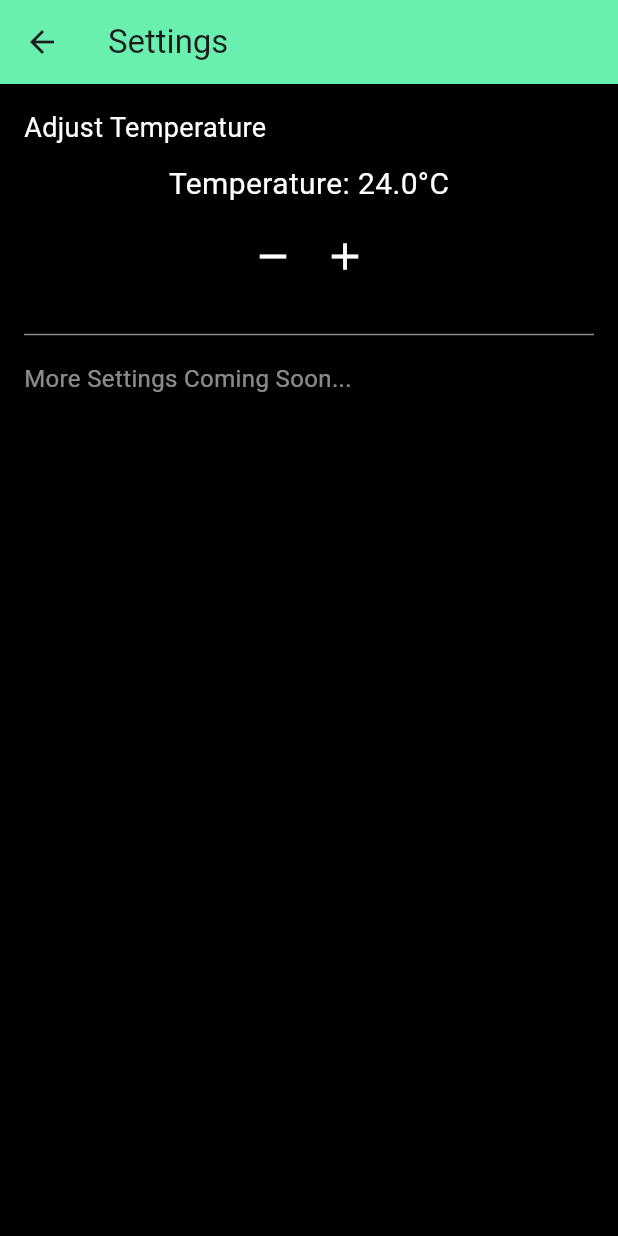
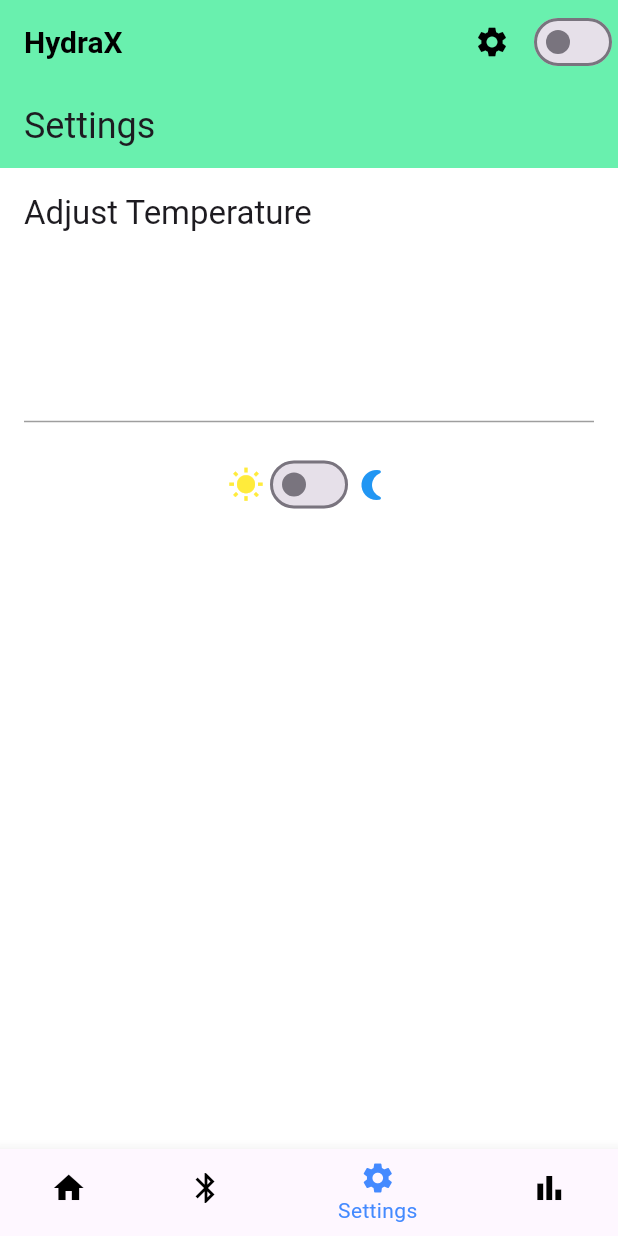
Before and after one commit to sivaprakasam-07/HydraX, a Flutter app: the screen it shows after launch, item 3 of the bottom bar chosen, after a tap on the "remove" icon, on a phone screen of 412 x 824 dp. Run offline on Flutter 3.47's test engine with Material 3 defaults, Android fonts, the phone set to English and light mode, and no system bars; our stand-ins replace fl_chart, flutter_blue_plus.

Commit message:
enhanced dark mode and light mode added some extra features like analysis and other things

```diff
--- a/lib/core/theme.dart
+++ b/lib/core/theme.dart
@@ -0,0 +1,59 @@
+import 'package:flutter/material.dart';
+
+class AppTheme {
+  // ✅ Light Theme
+  static final ThemeData lightTheme = ThemeData(
+    brightness: Brightness.light,
+    primaryColor: Colors.greenAccent,
+    scaffoldBackgroundColor: Colors.white,
+    appBarTheme: AppBarTheme(
+      color: Colors.greenAccent,
+      iconTheme: IconThemeData(color: Colors.black),
+      titleTextStyle: TextStyle(
+        color: Colors.black,
+        fontSize: 20,
+        fontWeight: FontWeight.bold,
+      ),
+    ),
+    textTheme: TextTheme(
+      headlineLarge: TextStyle(fontSize: 28, fontWeight: FontWeight.bold, color: Colors.black),
+      bodyLarge: TextStyle(fontSize: 16, color: Colors.black87),
+    ),
+    elevatedButtonTheme: ElevatedButtonThemeData(
+      style: ElevatedButton.styleFrom(
+        backgroundColor: Colors.greenAccent,
+        foregroundColor: Colors.black,
+        shape: RoundedRectangleBorder(borderRadius: BorderRadius.circular(10)),
+        padding: EdgeInsets.symmetric(horizontal: 20, vertical: 12),
+      ),
+    ),
+  );
+
+  // ✅ Dark Theme
+  static final ThemeData darkTheme = ThemeData(
+    brightness: Brightness.dark,
+    primaryColor: Colors.greenAccent,
+    scaffoldBackgroundColor: Colors.black,
+    appBarTheme: AppBarTheme(
+      color: Colors.greenAccent,
+      iconTheme: IconThemeData(color: Colors.white),
+      titleTextStyle: TextStyle(
+        color: Colors.black,
+        fontSize: 20,
+        fontWeight: FontWeight.bold,
+      ),
+    ),
+    textTheme: TextTheme(
+      headlineLarge: TextStyle(fontSize: 28, fontWeight: FontWeight.bold, color: Colors.white),
+      bodyLarge: TextStyle(fontSize: 16, color: Colors.white70),
+    ),
+    elevatedButtonTheme: ElevatedButtonThemeData(
+      style: ElevatedButton.styleFrom(
+        backgroundColor: Colors.greenAccent,
+        foregroundColor: Colors.black,
+        shape: RoundedRectangleBorder(borderRadius: BorderRadius.circular(10)),
+        padding: EdgeInsets.symmetric(horizontal: 20, vertical: 12),
+      ),
+    ),
+  );
+}
--- a/lib/main.dart
+++ b/lib/main.dart
@@ -1,19 +1,28 @@
 import 'package:flutter/material.dart';
+import 'package:provider/provider.dart';
+import 'providers/theme_provider.dart';
 import 'ui/screens/home_screen.dart';
-import 'ui/screens/settings_screen.dart';
-import './ui/widgets/temperature_control.dart';
-
 
 void main() {
-  runApp(HydraXApp());
+  runApp(
+    ChangeNotifierProvider(
+      create: (_) => ThemeProvider(),
+      child: MyApp(),
+    ),
+  );
 }
 
-class HydraXApp extends StatelessWidget {
+class MyApp extends StatelessWidget {
   @override
   Widget build(BuildContext context) {
-    return MaterialApp(
-      debugShowCheckedModeBanner: false,
-      home: HomeScreen(),
+    return Consumer<ThemeProvider>(
+      builder: (context, themeProvider, child) {
+        return MaterialApp(
+          debugShowCheckedModeBanner: false, // Disable debug banner
+          theme: themeProvider.themeData,
+          home: HomeScreen(),
+        );
+      },
     );
   }
 }
--- /dev/null
+++ b/lib/providers/theme_provider.dart
@@ -0,0 +1,15 @@
+import 'package:flutter/material.dart';
+import '../core/theme.dart'; // Import your theme file
+
+class ThemeProvider with ChangeNotifier {
+  ThemeData _themeData = AppTheme.lightTheme; // Default: Light Mode
+
+  ThemeData get themeData => _themeData;
+
+  bool get isDarkMode => _themeData == AppTheme.darkTheme;
+
+  void toggleTheme() {
+    _themeData = isDarkMode ? AppTheme.lightTheme : AppTheme.darkTheme;
+    notifyListeners(); // Notify UI to rebuild
+  }
+}
--- a/lib/ui/screens/home_screen.dart
+++ b/lib/ui/screens/home_screen.dart
@@ -1,8 +1,11 @@
 import 'package:flutter/material.dart';
+import 'package:provider/provider.dart';
 import '../widgets/battery_status.dart';
+import '../widgets/hydration_chart.dart';
 import 'settings_screen.dart';
 import 'bluetooth_screen.dart';
 import '../../services/bluetooth_service.dart';
+import '../../providers/theme_provider.dart';
 import 'dart:async';
 
 class HomeScreen extends StatefulWidget {
@@ -19,9 +22,9 @@
   bool _isBluetoothConnected = false;
   late AnimationController _waveController;
   Timer? _chargingTimer;
-  Timer? _bluetoothReconnectTimer; // 🔥 Auto-reconnect Timer
+  Timer? _bluetoothReconnectTimer;
 
-  int _selectedIndex = 0; // For bottom navigation
+  int _selectedIndex = 0;
 
   @override
   void initState() {
@@ -31,14 +34,14 @@
       duration: Duration(seconds: 2),
     )..repeat(reverse: true);
 
-    _connectAndMonitorBluetooth(); // 🔵 Start Bluetooth Connection
+    _connectAndMonitorBluetooth();
   }
 
   @override
   void dispose() {
     _waveController.dispose();
     _chargingTimer?.cancel();
-    _bluetoothReconnectTimer?.cancel(); // Stop auto-reconnect timer
+    _bluetoothReconnectTimer?.cancel();
     super.dispose();
   }
 
@@ -86,7 +89,6 @@
     });
   }
 
-  // ✅ Auto-connect & monitor Bluetooth stability
   Future<void> _connectAndMonitorBluetooth() async {
     var devices = await _bluetoothService.scanForDevices();
     if (devices.isNotEmpty) {
@@ -96,16 +98,15 @@
       });
 
       if (isConnected) {
-        _updateBluetoothData(); // Start receiving data
+        _updateBluetoothData();
       } else {
-        _scheduleReconnect(); // 🔥 If not connected, schedule a retry
+        _scheduleReconnect();
       }
     } else {
-      _scheduleReconnect(); // 🔥 Retry if no devices found
+      _scheduleReconnect();
     }
   }
 
-  // ✅ Keep receiving temperature & battery data
   Future<void> _updateBluetoothData() async {
     while (_isBluetoothConnected) {
       double? temp = await _bluetoothService.readTemperature();
@@ -116,23 +117,21 @@
         if (battery != null) _batteryLevel = battery.toDouble();
       });
 
-      await Future.delayed(Duration(seconds: 3)); // Fetch new data every 3 sec
+      await Future.delayed(Duration(seconds: 3));
 
-      // 🔥 Check if still connected
       bool stillConnected = await _bluetoothService.isConnected();
       if (!stillConnected) {
         setState(() {
           _isBluetoothConnected = false;
         });
-        _scheduleReconnect(); // 🔥 Auto-reconnect if lost
+        _scheduleReconnect();
         break;
       }
     }
   }
 
-  // 🔥 Auto-reconnect mechanism (tries every 5 sec)
   void _scheduleReconnect() {
-    _bluetoothReconnectTimer?.cancel(); // Stop previous timer
+    _bluetoothReconnectTimer?.cancel();
     _bluetoothReconnectTimer = Timer(Duration(seconds: 5), () {
       if (!_isBluetoothConnected) {
         print("🔄 Reconnecting to Bluetooth...");
@@ -145,30 +144,31 @@
     setState(() {
       _selectedIndex = index;
     });
-
-    if (index == 1) {
-      Navigator.push(
-        context,
-        MaterialPageRoute(builder: (context) => BluetoothScreen()),
-      );
-    } else if (index == 2) {
-      Navigator.push(
-        context,
-        MaterialPageRoute(builder: (context) => SettingsScreen()),
-      );
-    }
   }
 
   @override
   Widget build(BuildContext context) {
+    var themeProvider = Provider.of<ThemeProvider>(context);
+    bool isDarkMode = themeProvider.isDarkMode;
+
+    List<Widget> _screens = [
+      _buildHomeScreen(),
+      BluetoothScreen(),
+      SettingsScreen(),
+      HydrationChart(),
+    ];
+
     return Scaffold(
-      backgroundColor: Colors.black,
+      backgroundColor: Theme.of(context).scaffoldBackgroundColor,
       appBar: AppBar(
-        title: Text('HydraX'),
-        backgroundColor: Colors.greenAccent,
+        title: Text(
+          'HydraX',
+          style: TextStyle(color: isDarkMode ? Colors.white : Colors.black),
+        ),
+        backgroundColor: Theme.of(context).primaryColor,
         actions: [
           IconButton(
-            icon: Icon(Icons.settings, color: Colors.white),
+            icon: Icon(Icons.settings, color: isDarkMode ? Colors.white : Colors.black),
             onPressed: () {
               Navigator.push(
                 context,
@@ -176,74 +176,95 @@
               );
             },
           ),
+          Switch(
+            value: isDarkMode,
+            onChanged: (value) {
+              themeProvider.toggleTheme();
+            },
+          ),
         ],
       ),
-      body: Center(
+      body: _screens[_selectedIndex],
+
+      bottomNavigationBar: BottomNavigationBar(
+        backgroundColor: Theme.of(context).primaryColor,
+        selectedItemColor: isDarkMode ? Colors.cyanAccent : Colors.blueAccent,
+        unselectedItemColor: isDarkMode ? Colors.grey : Colors.black,
+        currentIndex: _selectedIndex,
+        onTap: _onNavBarTapped,
+        items: [
+          BottomNavigationBarItem(icon: Icon(Icons.home), label: "Home"),
+          BottomNavigationBarItem(icon: Icon(Icons.bluetooth), label: "Bluetooth"),
+          BottomNavigationBarItem(icon: Icon(Icons.settings), label: "Settings"),
+          BottomNavigationBarItem(icon: Icon(Icons.bar_chart), label: "Hydration"),
+        ],
+      ),
+    );
+  }
+
+  Widget _buildHomeScreen() {
+    bool isDarkMode = Theme.of(context).brightness == Brightness.dark;
+
+    return Center(
       child: Column(
         mainAxisAlignment: MainAxisAlignment.center,
         children: [
           Text(
             'HydraX',
             style: TextStyle(
-                fontSize: 28,
+              fontSize: 24,
               fontWeight: FontWeight.bold,
-                color: Colors.white,
+              color: isDarkMode ? Colors.white : Colors.black,
             ),
           ),
           SizedBox(height: 20),
-
           BatteryStatus(
             batteryLevel: _batteryLevel,
             isCharging: _isCharging,
             waveController: _waveController,
+            textColor: isDarkMode ? Colors.white : Colors.black, // ✅ Battery % Fix
           ),
-
           SizedBox(height: 10),
-
           ElevatedButton(
             onPressed: _toggleCharging,
             child: Text(_isCharging ? "Stop Charging" : "Start Charging"),
             style: ElevatedButton.styleFrom(
-                backgroundColor: Colors.blueAccent,
+              backgroundColor: isDarkMode ? Colors.grey[700] : Colors.blueAccent,
               foregroundColor: Colors.white,
             ),
           ),
-
           SizedBox(height: 20),
           Text(
             'Temperature: ${_currentTemperature.toStringAsFixed(1)}°C',
-              style: TextStyle(fontSize: 20, color: Colors.white),
+            style: TextStyle(
+              fontSize: 20,
+              color: isDarkMode ? Colors.white70 : Colors.black,
+            ),
           ),
           SizedBox(height: 10),
-
           Row(
             mainAxisAlignment: MainAxisAlignment.center,
             children: [
               IconButton(
-                  icon: Icon(Icons.remove, size: 30, color: Colors.white),
+                icon: Icon(Icons.remove, size: 30, color: isDarkMode ? Colors.white70 : Colors.black),
                 onPressed: _decreaseTemperature,
               ),
               IconButton(
-                  icon: Icon(Icons.add, size: 30, color: Colors.white),
+                icon: Icon(Icons.add, size: 30, color: isDarkMode ? Colors.white70 : Colors.black),
                 onPressed: _increaseTemperature,
               ),
             ],
           ),
-          ],
+          SizedBox(height: 20),
+          ElevatedButton(
+            onPressed: _connectAndMonitorBluetooth,
+            child: Text("Connect Bluetooth"),
+            style: ElevatedButton.styleFrom(
+              backgroundColor: isDarkMode ? Colors.tealAccent[700] : Colors.greenAccent,
+              foregroundColor: isDarkMode ? Colors.black : Colors.white,
+              padding: EdgeInsets.symmetric(horizontal: 20, vertical: 12),
             ),
           ),
-
-      // 📌 Bottom Navigation Bar
-      bottomNavigationBar: BottomNavigationBar(
-        backgroundColor: Colors.greenAccent,
-        selectedItemColor: Colors.white,
-        unselectedItemColor: Colors.black,
-        currentIndex: _selectedIndex,
-        onTap: _onNavBarTapped,
-        items: [
-          BottomNavigationBarItem(icon: Icon(Icons.home), label: "Home"),
-          BottomNavigationBarItem(icon: Icon(Icons.bluetooth), label: "Bluetooth"),
-          BottomNavigationBarItem(icon: Icon(Icons.settings), label: "Settings"),
         ],
       ),
     );
--- a/lib/ui/screens/settings_screen.dart
+++ b/lib/ui/screens/settings_screen.dart
@@ -1,4 +1,6 @@
 import 'package:flutter/material.dart';
+import 'package:provider/provider.dart';
+import '../../providers/theme_provider.dart';
 import '../widgets/temperature_control.dart';
 
 class SettingsScreen extends StatefulWidget {
@@ -23,11 +25,16 @@
 
   @override
   Widget build(BuildContext context) {
+    var themeProvider = Provider.of<ThemeProvider>(context);
+
     return Scaffold(
-      backgroundColor: Colors.black, // Dark theme background
+      backgroundColor: Theme.of(context).scaffoldBackgroundColor,
       appBar: AppBar(
-        title: Text('Settings'),
-        backgroundColor: Colors.greenAccent, // Themed color
+        title: Text(
+          'Settings',
+          style: Theme.of(context).textTheme.headlineSmall, // Ensure text color adapts to theme
+        ),
+        backgroundColor: Theme.of(context).primaryColor,
       ),
       body: Padding(
         padding: const EdgeInsets.all(16.0),
@@ -36,7 +43,7 @@
           children: [
             Text(
               'Adjust Temperature',
-              style: TextStyle(fontSize: 18, color: Colors.white),
+              style: Theme.of(context).textTheme.titleLarge, // Ensure text color adapts to theme
             ),
             SizedBox(height: 10),
             TemperatureControl(
@@ -45,11 +52,20 @@
               onDecrease: _decreaseTemperature,
             ),
             SizedBox(height: 20),
-            Divider(color: Colors.white54),
+            Divider(color: Colors.grey),
             SizedBox(height: 10),
-            Text(
-              'More Settings Coming Soon...',
-              style: TextStyle(fontSize: 16, color: Colors.white54),
+            Row(
+              mainAxisAlignment: MainAxisAlignment.center,
+              children: [
+                Icon(Icons.wb_sunny, color: Colors.yellow),
+                Switch(
+                  value: themeProvider.isDarkMode,
+                  onChanged: (value) {
+                    themeProvider.toggleTheme();
+                  },
+                ),
+                Icon(Icons.nightlight_round, color: Colors.blue),
+              ],
             ),
           ],
         ),
--- a/lib/ui/widgets/battery_status.dart
+++ b/lib/ui/widgets/battery_status.dart
@@ -5,11 +5,13 @@
   final double batteryLevel;
   final bool isCharging;
   final AnimationController waveController;
+  final Color textColor; // Add this line
 
   BatteryStatus({
     required this.batteryLevel,
     required this.isCharging,
     required this.waveController,
+    required this.textColor, // Add this line
   });
 
   @override
@@ -101,7 +103,7 @@
           style: TextStyle(
             fontSize: 28,
             fontWeight: FontWeight.bold,
-            color: Colors.white,
+            color: widget.textColor, // Use the textColor here
           ),
         ),
 
--- a/pubspec.yaml
+++ b/pubspec.yaml
@@ -36,6 +36,7 @@
   flutter_blue_plus: ^1.35.3
   firebase_core: ^3.12.1
   cloud_firestore: ^5.6.5
+  fl_chart: ^0.63.0
 
 dev_dependencies:
   flutter_test:
```
Also changed, not shown: lib/models/user_model.dart (+29 -0 lines), lib/models/water_model.dart (+22 -0 lines), lib/providers/bluetooth_provider.dart (+97 -0 lines), lib/providers/water_provider.dart (+23 -0 lines), lib/ui/screens/bluetooth_screen.dart (+80 -13 lines), lib/ui/screens/stats_screen.dart (+57 -0 lines), lib/ui/widgets/hydration_chart.dart (+67 -0 lines), pubspec.lock, 2 other files. Lines whose indentation alone changed are shown as unchanged.
